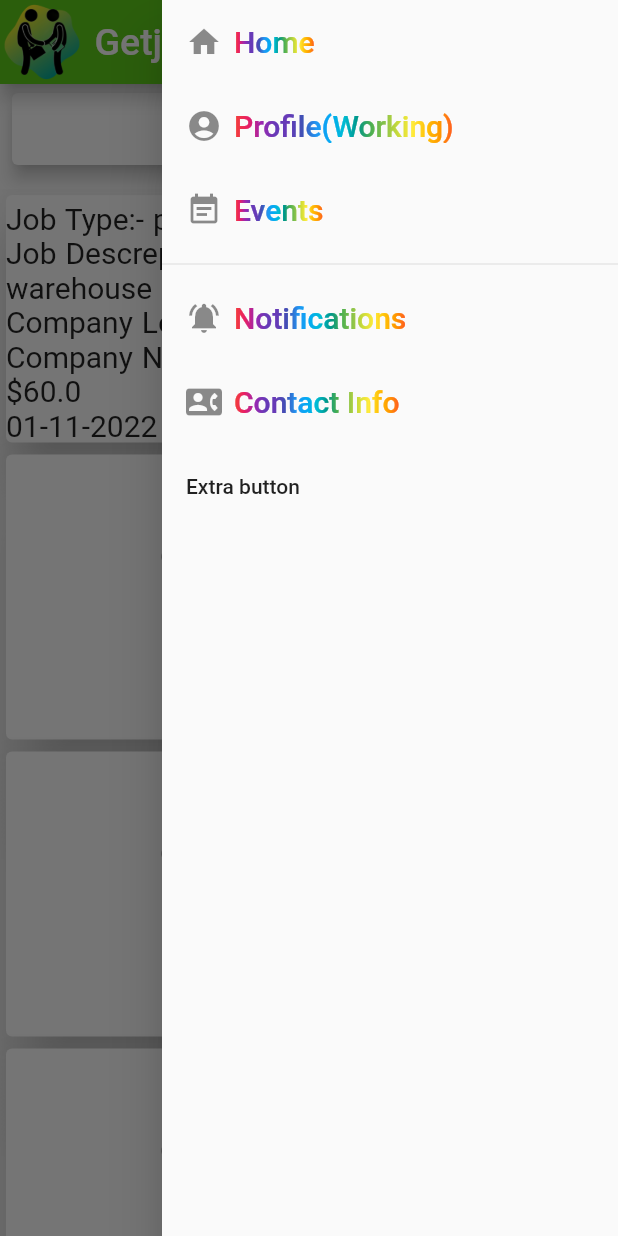
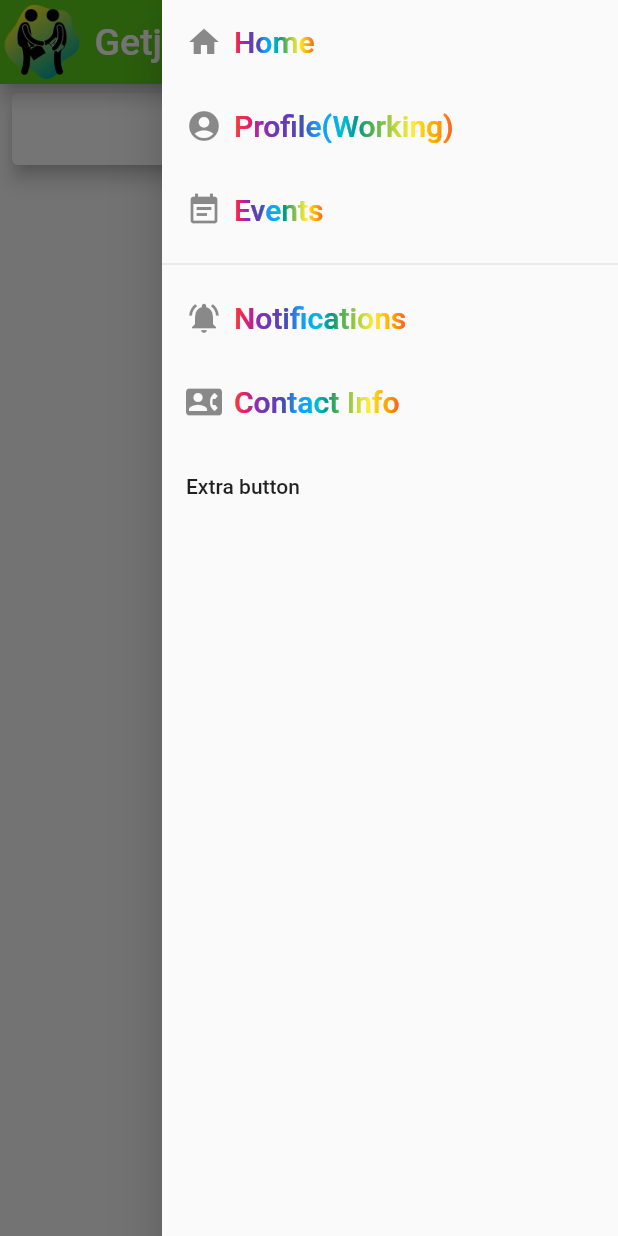
Before and after one commit to SwarajErra/hybrid, a Flutter app: the jobhomePage screen opened directly, after a tap on the "menu" icon, on a phone screen of 412 x 824 dp. Run offline on Flutter 3.47's test engine with Material 2 defaults, Android fonts, the light colour scheme and no system bars; drawn by our look-alikes of material_floating_search_bar, simple_gradient_text; our stand-ins replace cloud_firestore, firebase_auth, firebase_core, fluttertoast, getwidget, google_fonts; accounts and stored records are empty.

Commit message:
Added  Home Search page with Integration with firebase

```diff
--- a/lib/Jobhomepage/Searchbar.dart
+++ b/lib/Jobhomepage/Searchbar.dart
@@ -41,9 +41,7 @@ class _searchBarState extends State<searchBar> {
 
   final List<addingAdd> addadds = employeerHomePage.addadds;
 
-
   Widget build(BuildContext context) {
-
     return Stack(
       children: <Widget>[
         Positioned.fill(
@@ -56,67 +54,6 @@ class _searchBarState extends State<searchBar> {
                   child: SingleChildScrollView(
                     child: Column(
                       children: <Widget>[
-                        Column(
-                          children: addadds.map((tx) {
-                            return Card(
-                              elevation: 15,
-                              child: Container(
-                                width: double.infinity,
-                                child: Column(
-                                  crossAxisAlignment: CrossAxisAlignment.start,
-                                  children: [
-                                    Padding(padding: EdgeInsets.all(2)),
-                                    Text(
-                                      'Job Type:- ' + tx.jobType,
-                                      style: GoogleFonts.breeSerif(
-                                        textStyle: TextStyle(
-                                            fontSize: 20, wordSpacing: 1),
-                                      ),
-                                    ),
-                                    Text(
-                                      'Job Descreption:- ' + tx.jobDescrebtion,
-                                      style: GoogleFonts.breeSerif(
-                                        textStyle: TextStyle(
-                                            fontSize: 20, wordSpacing: 1),
-                                      ),
-                                    ),
-                                    Text(
-                                      'Company Location:- ' +
-                                          tx.companyLocation,
-                                      style: GoogleFonts.breeSerif(
-                                        textStyle: TextStyle(
-                                            fontSize: 20, wordSpacing: 1),
-                                      ),
-                                    ),
-                                    Text(
-                                      'Company Name:- ' + tx.companyName,
-                                      style: GoogleFonts.breeSerif(
-                                        textStyle: TextStyle(
-                                            fontSize: 20, wordSpacing: 1),
-                                      ),
-                                    ),
-                                    Text('\$${tx.payrate}'.toString(),
-                                        style: GoogleFonts.breeSerif(
-                                          textStyle: TextStyle(
-                                              fontSize: 20, wordSpacing: 1),
-                                        )),
-                                    Text(
-                                        DateFormat('MM-dd-yyy').format(tx.date),
-                                        style: GoogleFonts.breeSerif(
-                                          textStyle: TextStyle(
-                                              fontSize: 20, wordSpacing: 1),
-                                        )),
-                                  ],
-                                ),
-                              ),
-                            );
-                          }).toList(),
-                        ),
-                        dynamicJobCard(),
-                        dynamicJobCard(),
-                        dynamicJobCard(),
-                        dynamicJobCard(),
-                        dynamicJobCard(),
                         dynamicJobCard(),
                       ],
                     ),
@@ -140,8 +77,17 @@ class dynamicJobCard extends StatefulWidget {
 }
 
 class _dynamicJobCardState extends State<dynamicJobCard> {
+  Map<String, dynamic>? userMap;
+  var list = [];
 
-  Map<String, dynamic>? userMap;
+
+  @override
+  void initState() {
+    // TODO: implement initState
+    super.initState();
+    onSearch();
+  }
+
 
   void onSearch() async {
     FirebaseFirestore _firestore = FirebaseFirestore.instance;
@@ -149,16 +95,18 @@ class _dynamicJobCardState extends State<dynamicJobCard> {
       if (mounted) {
         setState(() {
           userMap = value.docs[0].data();
+          for (var i = 0; i < value.docs.length; i++) {
+            list.add(value.docs[i].data());
+          }
         });
       }
+      print(list);
       print(userMap);
     });
   }
-  @override
-  Widget build(BuildContext context) {
-    return Container(
-      width: double.infinity,
-      child: Card(
+
+  dynamicCard(userMap){
+    return Card(
       shadowColor: Colors.black,
       elevation: 20,
       child: Container(
@@ -167,26 +115,45 @@ class _dynamicJobCardState extends State<dynamicJobCard> {
         child: Column(
           crossAxisAlignment: CrossAxisAlignment.center,
           children: [
-              Text('job type ----',
+
+            Row(children: <Widget>[
+              Text("Job Type:",style: TextStyle(fontWeight: FontWeight.bold,fontSize: 20),),
+              Text(' ${userMap!["jobType"]}',
                   style: GoogleFonts.openSans(
                       textStyle: TextStyle(
-                          fontSize: 20, fontWeight: FontWeight.normal))),
-              Text('Company name ----',
+                          fontSize: 20, fontWeight: FontWeight.normal)))
+            ]),
+
+            Row(children: <Widget>[
+              Text("Company name:",style: TextStyle(fontWeight: FontWeight.bold,fontSize: 20),),
+              Text(' ${userMap!["companyName"]}',
                   style: GoogleFonts.openSans(
                       textStyle: TextStyle(
-                          fontSize: 20, fontWeight: FontWeight.normal))),
-              Text('Company location ----',
+                          fontSize: 20, fontWeight: FontWeight.normal)))
+            ]),
+            Row(children: <Widget>[
+              Text("Company location:",style: TextStyle(fontWeight: FontWeight.bold,fontSize: 20),),
+              Text(' ${userMap!["CompanyLocation"]}',
                   style: GoogleFonts.openSans(
                       textStyle: TextStyle(
-                          fontSize: 20, fontWeight: FontWeight.normal))),
-              Text('Pay rate ---',
+                          fontSize: 20, fontWeight: FontWeight.normal)))
+            ]),
+            Row(children: <Widget>[
+              Text("Pay rate:",style: TextStyle(fontWeight: FontWeight.bold,fontSize: 20),),
+              Text(' ${userMap!["payRate"]}',
                   style: GoogleFonts.openSans(
                       textStyle: TextStyle(
-                          fontSize: 20, fontWeight: FontWeight.normal))),
-              Text('job description ----',
+                          fontSize: 20, fontWeight: FontWeight.normal)))
+            ]),
+
+            Row(children: <Widget>[
+              Text("Job description:",style: TextStyle(fontWeight: FontWeight.bold,fontSize: 20),),
+              Text(' ${userMap!["job Description"]}',
                   style: GoogleFonts.openSans(
                       textStyle: TextStyle(
-                          fontSize: 20, fontWeight: FontWeight.normal))),
+                          fontSize: 20, fontWeight: FontWeight.normal)))
+            ]),
+
             Expanded(
               child: Row(
                 crossAxisAlignment: CrossAxisAlignment.end,
@@ -210,7 +177,19 @@ class _dynamicJobCardState extends State<dynamicJobCard> {
           ],
         ),
       ),
-      ),
+    );
+  }
+
+
+  @override
+  Widget build(BuildContext context) {
+    return Container(
+      width: double.infinity,
+      child:   Column(
+        children: [
+        for ( var i in list ) dynamicCard(i)
+    ],
+    )
     );
   }
 }
```
Lines whose indentation alone changed are shown as unchanged.
